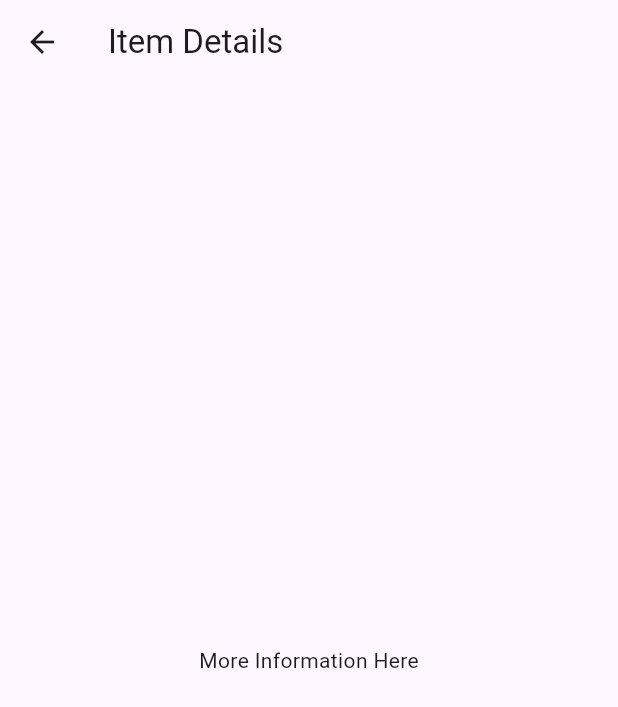
After one commit to in-the-keyhole/khs-flutter-example, a Flutter app: the screen it shows after launch, after a tap on an icon or button, on a phone screen of 412 x 824 dp. The commit adds this screen. Shown: the top 707 px of the screen. Run offline on Flutter 3.47's test engine with Material 3 defaults, Android fonts, the light colour scheme and no system bars; generated files the repository leaves out were written again.

Commit message:
abstract background into base view

```diff
--- /dev/null
+++ b/lib/src/views/base_view.dart
@@ -0,0 +1,30 @@
+import 'package:flutter/material.dart';
+
+class BaseView extends StatelessWidget {
+  final Widget child;
+
+  BaseView({required this.child});
+
+  @override
+  Widget build(BuildContext context) {
+    final isDarkMode = Theme.of(context).brightness == Brightness.dark;
+
+    return Scaffold(
+      body: Container(
+        decoration: isDarkMode
+            ? BoxDecoration(
+                gradient: LinearGradient(
+                  begin: Alignment.topLeft,
+                  end: Alignment.bottomRight,
+                  colors: [
+                    Color.fromRGBO(29, 70, 115, 1),
+                    Color.fromRGBO(17, 37, 62, 1),
+                  ],
+                ),
+              )
+            : null, // Add a different background for light mode if needed
+        child: Align(alignment: Alignment.topLeft, child: child),
+      ),
+    );
+  }
+}
--- a/lib/src/views/sample_item_details_view.dart
+++ b/lib/src/views/sample_item_details_view.dart
@@ -1,4 +1,6 @@
 import 'package:flutter/material.dart';
+
+import 'base_view.dart';
 
 /// Displays detailed information about a SampleItem.
 class SampleItemDetailsView extends StatelessWidget {
@@ -12,8 +14,10 @@ class SampleItemDetailsView extends StatelessWidget {
       appBar: AppBar(
         title: const Text('Item Details'),
       ),
-      body: const Center(
-        child: Text('More Information Here'),
+      body: BaseView(
+        child: const Center(
+          child: Text('More Information Here'),
+        ),
       ),
     );
   }
--- a/lib/src/views/sample_item_list_view.dart
+++ b/lib/src/views/sample_item_list_view.dart
@@ -1,5 +1,6 @@
 import 'package:flutter/material.dart';
 
+import 'base_view.dart';
 import 'settings_view.dart';
 import '../models/sample_item.dart';
 import 'sample_item_details_view.dart';
@@ -39,7 +40,8 @@ class SampleItemListView extends StatelessWidget {
       // In contrast to the default ListView constructor, which requires
       // building all Widgets up front, the ListView.builder constructor lazily
       // builds Widgets as they’re scrolled into view.
-      body: ListView.builder(
+      body: BaseView(
+        child: ListView.builder(
           // Providing a restorationId allows the ListView to restore the
           // scroll position when a user leaves and returns to the app after it
           // has been killed while running in the background.
@@ -65,6 +67,7 @@ class SampleItemListView extends StatelessWidget {
                 });
           },
         ),
+      ),
     );
   }
 }
--- a/lib/src/views/settings_view.dart
+++ b/lib/src/views/settings_view.dart
@@ -1,6 +1,7 @@
 import 'package:flutter/material.dart';
 
 import '../controllers/settings_controller.dart';
+import 'base_view.dart';
 
 /// Displays the various settings that can be customized by the user.
 ///
@@ -19,7 +20,8 @@ class SettingsView extends StatelessWidget {
       appBar: AppBar(
         title: const Text('Settings'),
       ),
-      body: Padding(
+      body: BaseView(
+        child: Padding(
           padding: const EdgeInsets.all(16),
           // Glue the SettingsController to the theme selection DropdownButton.
           //
@@ -46,6 +48,7 @@ class SettingsView extends StatelessWidget {
             ],
           ),
         ),
+      ),
     );
   }
 }
```
Also changed, not shown: pubspec.yaml (+8 -0 lines). Lines whose indentation alone changed are shown as unchanged.
